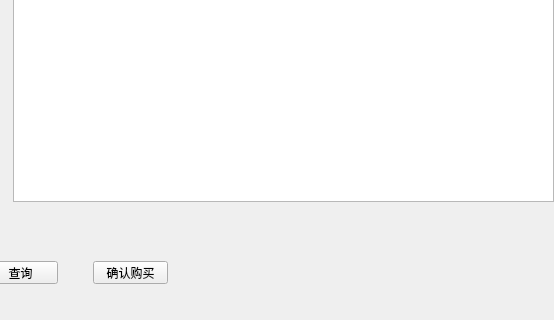
Before: the Qt Designer form user_dialog.ui in TommyLee96/flight-management, drawn with Qt 5; both pictures show x 317 to 871 and y 239 to 559 of the 871 by 559 pixel window.
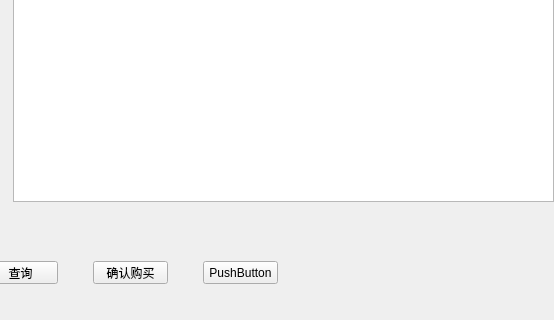
After: the same form once the commit is applied. Icons and pictures are not drawn.

Diff of the .ui file:
```diff
--- a/user_dialog.ui
+++ b/user_dialog.ui
@@ -382,8 +382,8 @@
   <widget class="QLabel" name="label_show">
    <property name="geometry">
     <rect>
-     <x>330</x>
-     <y>20</y>
+     <x>320</x>
+     <y>30</y>
      <width>541</width>
      <height>421</height>
     </rect>
@@ -448,6 +448,19 @@
     <bool>false</bool>
    </property>
   </widget>
+  <widget class="QPushButton" name="pushButton_2">
+   <property name="geometry">
+    <rect>
+     <x>520</x>
+     <y>500</y>
+     <width>75</width>
+     <height>23</height>
+    </rect>
+   </property>
+   <property name="text">
+    <string>PushButton</string>
+   </property>
+  </widget>
   <zorder>label</zorder>
   <zorder>pushButton</zorder>
   <zorder>btntime</zorder>
```
Left out of the diff: 1 changed line with no effect on the pictures.
